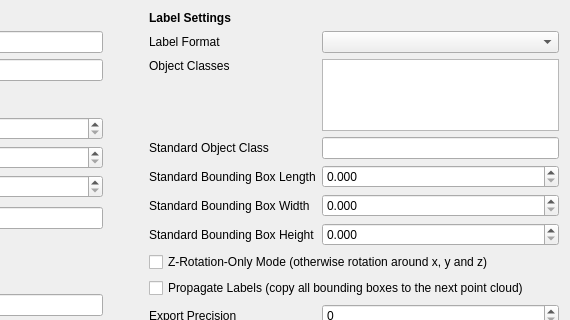
Before: the Qt Designer form labelCloud/resources/interfaces/settings_interface.ui in ch-sa/labelCloud, drawn with Qt 5; both pictures show x 318 to 888 and y 0 to 320 of the 888 by 620 pixel window.
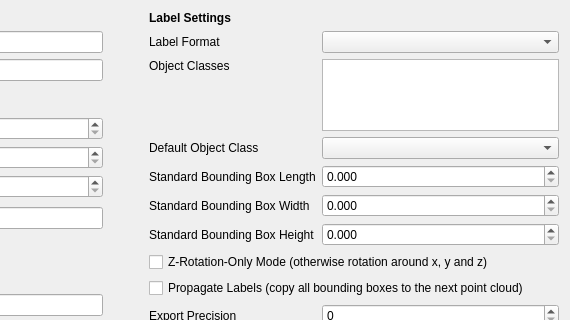
After: the same form once the commit is applied.

Commit message:
Set default and label format (#136)
- add combobox to startup to set default label
   - reacts to label list
 - add combobox to startup to set label format
   - reacts to current labeling mode
 - refactor dialog components to custom widgets
 - add enums for label formats and modes

Closes: #127
Closes: #128

Diff of the .ui file:
```diff
--- a/labelCloud/resources/interfaces/settings_interface.ui
+++ b/labelCloud/resources/interfaces/settings_interface.ui
@@ -648,7 +648,7 @@
         <string>Default object class for new bounding boxes.</string>
        </property>
        <property name="text">
-        <string>Standard Object Class</string>
+        <string>Default Object Class</string>
        </property>
       </widget>
      </item>
@@ -666,7 +666,7 @@
       </widget>
      </item>
      <item row="4" column="2">
-      <widget class="QLineEdit" name="lineEdit_standardobjectclass">
+      <widget class="QComboBox" name="comboBox_defaultobjectclass">
        <property name="toolTip">
         <string>Default object class for new bounding boxes.</string>
        </property>
```
Left out of the diff: 2 changed lines with no effect on the pictures. The commit also changes 22 other files.
